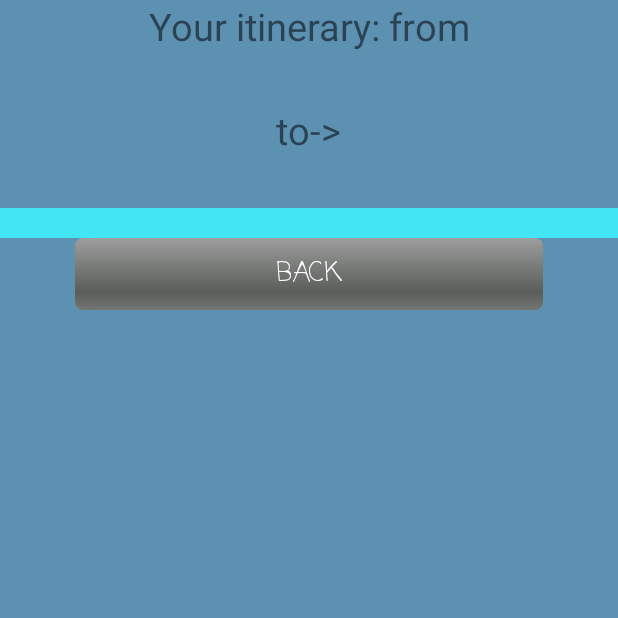
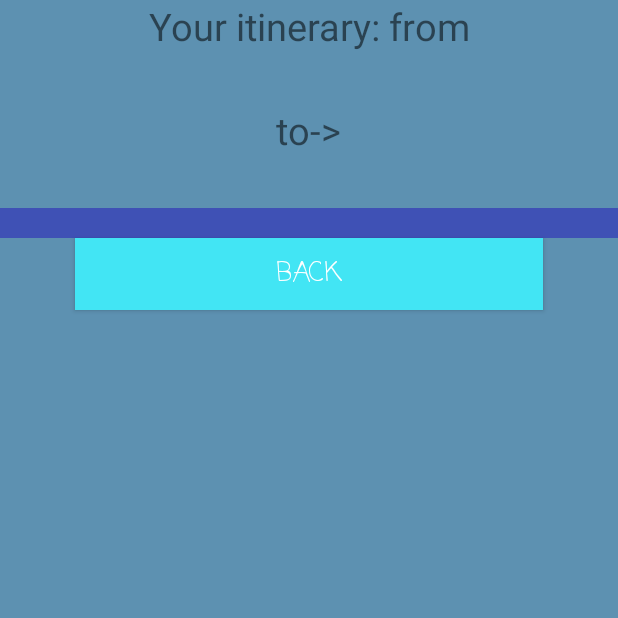
Before and after one commit to kryscooler2/LOCI, an Android app: the Search screen opened directly, with no data from a screen before it, after a tap on "SEARCH", on a phone screen of 412 x 824 dp, the top half of it. Run offline under Robolectric (Android 15) with nearby library versions, the phone set to English and light mode, and no system bars.

Commit message:
switch between the three page

```diff
--- a/LOCI/front_loci/app/src/main/java/lociteam/com/loci/MapResult.java
+++ b/LOCI/front_loci/app/src/main/java/lociteam/com/loci/MapResult.java
@@ -1,5 +1,6 @@
 package lociteam.com.loci;
 
+import android.app.Activity;
 import android.app.ListActivity;
 import android.content.Intent;
 import android.os.Bundle;
@@ -18,7 +19,7 @@ import java.util.List;
  * Created by linfengwang on 25/10/2017.
  */
 
-public class MapResult extends ListActivity {
+public class MapResult extends Activity {
     @Override
     public void onCreate(Bundle savedInstanceState){
         super.onCreate(savedInstanceState);
@@ -37,8 +38,8 @@ public class MapResult extends ListActivity {
         arrivalStation.setText(arrival);
 
         //créez une liste pour afficher les réusltats, pour l'instant, codage dur;
-
-        /*String [] station_map = getResources().getStringArray(R.array.result_station);
+/*
+        String [] station_map = getResources().getStringArray(R.array.result_station);
         List<String> stationList= Array.asList(station_map);
 
         ListView listView = (ListView) findViewById(R.id.station_list);
@@ -51,7 +52,7 @@ public class MapResult extends ListActivity {
 
             }
         });
-
+*/
         //how to switch between activities in android->btnColse
         Button btnBack =(Button)findViewById(R.id.back);
         btnBack.setOnClickListener(new View.OnClickListener(){
@@ -60,7 +61,6 @@ public class MapResult extends ListActivity {
                 finish();
             }
         });
-        */
 
     }
 }
--- a/LOCI/front_loci/app/src/main/java/lociteam/com/loci/Search.java
+++ b/LOCI/front_loci/app/src/main/java/lociteam/com/loci/Search.java
@@ -30,6 +30,18 @@ public class Search extends AppCompatActivity {
 
         searchButton=(Button)findViewById(R.id.search);
 
+        //test call LOCI service;
+        btnCall = (Button) findViewById(R.id.btncall);
+        btnCall.setOnClickListener(new View.OnClickListener(){
+            @Override
+            public void onClick(View v){
+                //call the service ;
+                Uri  telephone=Uri.parse("tel:0626970787");
+                Intent secondIntent = new Intent(Intent.ACTION_DIAL,telephone);
+                startActivity(secondIntent);
+            }
+        });
+
         //on rajoute un listener sur le clic du boutton search
         searchButton.setOnClickListener( new View.OnClickListener(){
             @Override
@@ -42,23 +54,12 @@ public class Search extends AppCompatActivity {
                 toast.show();
 
                 //change pour l'activité MapResult;
-                Intent ResultScreen= new Intent(Search.this, MapResult.class);
+                Intent ResultScreen= new Intent(context, MapResult.class);
                 //envoyez les donnes à deuxième activité.
                 ResultScreen.putExtra("departure",departureStation.getText().toString());
                 ResultScreen.putExtra("arrival",arrivalStation.getText().toString());
+
                 startActivity(ResultScreen);
-            }
-        });
-
-        //test call LOCI service;
-        btnCall = (Button) findViewById(R.id.btncall);
-        btnCall.setOnClickListener(new View.OnClickListener(){
-            @Override
-            public void onClick(View v){
-                //call the service ;
-                Uri  telephone=Uri.parse("tel:0626970787");
-                Intent secondIntent = new Intent(Intent.ACTION_DIAL,telephone);
-                startActivity(secondIntent);
             }
         });
      }
--- a/LOCI/front_loci/app/src/main/res/layout/activity_result.xml
+++ b/LOCI/front_loci/app/src/main/res/layout/activity_result.xml
@@ -1,6 +1,7 @@
 <?xml version="1.0" encoding="utf-8"?>
 <LinearLayout xmlns:android="http://schemas.android.com/apk/res/android"
     xmlns:tools="http://schemas.android.com/tools"
+    xmlns:app="http://schemas.android.com/apk/res-auto"
     android:layout_width="match_parent"
     android:layout_height="match_parent"
     android:background="@color/colorPrimaryDark"
@@ -20,7 +21,9 @@
         android:layout_width="wrap_content"
         android:layout_height="wrap_content"
         android:gravity="center"
-        android:textSize="25sp" />
+        android:textSize="25sp"
+        android:layout_marginLeft="150sp"
+        android:layout_marginRight="150sp"/>
 
     <TextView
         android:id="@+id/testDescription"
@@ -36,7 +39,9 @@
         android:layout_width="wrap_content"
         android:layout_height="wrap_content"
         android:gravity="center"
-        android:textSize="25sp" />
+        android:textSize="25sp"
+        android:layout_marginLeft="150sp"
+        android:layout_marginRight="150sp"/>
 
     <ListView
         android:id="@+id/station_list"
@@ -45,7 +50,7 @@
         android:padding="10dip"
         android:textSize="16dip"
         android:textStyle="bold"
-        android:background="@color/testcolor"
+        android:background="@color/colorPrimary"
         tools:layout_editor_absoluteY="0dp"
         tools:layout_editor_absoluteX="8dp" />
 
@@ -55,10 +60,14 @@
         android:layout_height="wrap_content"
         android:layout_marginLeft="50dp"
         android:layout_marginRight="50dp"
-        android:background="@android:drawable/progress_horizontal"
         android:fontFamily="casual"
         android:text="Back"
         android:textColor="@android:color/background_light"
-        android:textSize="18sp" />
+        android:textSize="18sp"
+        app:layout_constraintBottom_toBottomOf="parent"
+        app:layout_constraintLeft_toLeftOf="parent"
+        app:layout_constraintRight_toRightOf="parent"
+        android:background="@color/testcolor"
+        />
 
 </LinearLayout>
```
Also changed, not shown: LOCI/front_loci/app/src/main/res/layout/activity_main_menu.xml (+11 -7 lines).
